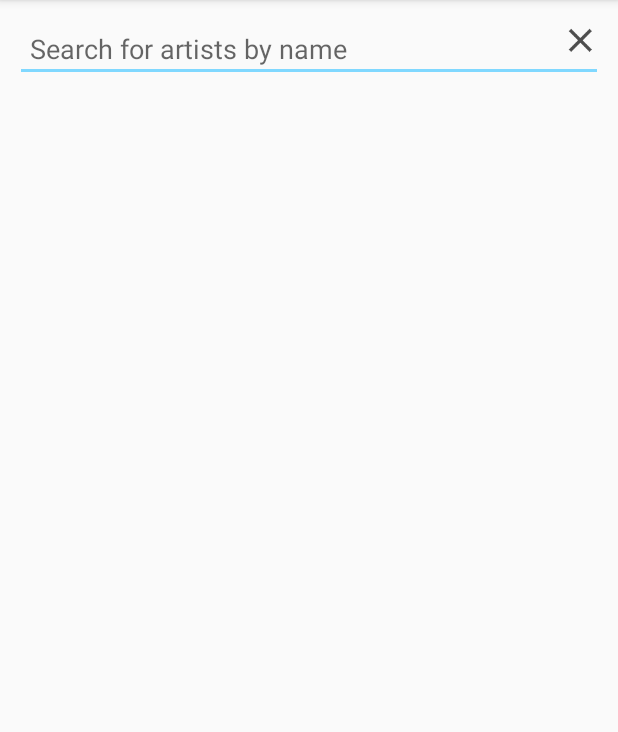
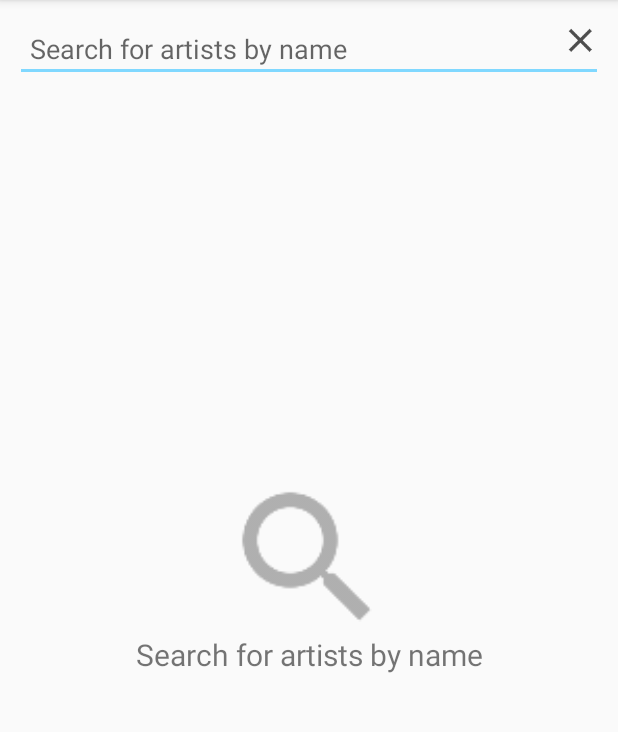
Before and after one commit to chrisolsen/coursera-spotify, an Android app: the screen it shows after launch (ArtistSearchActivity), after a tap on an icon or button, on a phone screen of 412 x 824 dp, the part 84-816 px from its top. Run offline under Robolectric (Android 15) with nearby library versions, the phone set to English and light mode, and no system bars; our stand-ins replace Picasso; libraries missing offline, so code that uses them is left out: kaaes.spotify.webapi; 2 statements that could not run were skipped.

Commit message:
show search messages

```diff
--- a/app/src/main/java/org/chrisolsen/spotify/ArtistSearchActivityFragment.java
+++ b/app/src/main/java/org/chrisolsen/spotify/ArtistSearchActivityFragment.java
@@ -1,5 +1,6 @@
 package org.chrisolsen.spotify;
 
+import android.app.Activity;
 import android.content.ContentResolver;
 import android.content.ContentValues;
 import android.content.Context;
@@ -12,7 +13,8 @@ import android.support.v4.app.Fragment;
 import android.support.v4.app.LoaderManager;
 import android.support.v4.content.CursorLoader;
 import android.support.v4.content.Loader;
-import android.util.Log;
+import android.text.Editable;
+import android.text.TextWatcher;
 import android.view.KeyEvent;
 import android.view.LayoutInflater;
 import android.view.Menu;
@@ -41,13 +43,9 @@ import kaaes.spotify.webapi.android.models.Image;
  */
 public class ArtistSearchActivityFragment extends Fragment implements LoaderManager.LoaderCallbacks<Cursor> {
 
-    Menu _menu;
-    String mSearchFilter;
-    ArtistsCursorAdapter mCursorAdapter;
+    private String mSearchFilter;
+    private ArtistsCursorAdapter mCursorAdapter;
     private SpotifyService mSpotifyApi;
-
-    public ArtistSearchActivityFragment() {
-    }
 
     @Override
     public View onCreateView(LayoutInflater inflater, ViewGroup container,
@@ -114,6 +112,25 @@ public class ArtistSearchActivityFragment extends Fragment implements LoaderMana
         final EditText filter = (EditText) parent.findViewById(R.id.artists_search_filter);
         final ImageButton cancel = (ImageButton) parent.findViewById(R.id.artist_search_cancel);
         final Context context = getActivity();
+
+        final View instructions = parent.findViewById(R.id.artists_search_instructions);
+
+        filter.addTextChangedListener(new TextWatcher() {
+            @Override
+            public void beforeTextChanged(CharSequence s, int start, int count, int after) { }
+
+            @Override
+            public void onTextChanged(CharSequence s, int start, int before, int count) {
+                boolean isBlankFilter = filter.getText().toString().length() == 0;
+
+                if (isBlankFilter) {
+                    instructions.setVisibility(View.VISIBLE);
+                }
+            }
+
+            @Override
+            public void afterTextChanged(Editable s) { }
+        });
 
         filter.setOnEditorActionListener(new EditText.OnEditorActionListener() {
             @Override
@@ -223,6 +240,19 @@ public class ArtistSearchActivityFragment extends Fragment implements LoaderMana
             ContentResolver cr = getActivity().getContentResolver();
             cr.bulkInsert(uri, searchResults);
             cr.notifyChange(ArtistsContract.ArtistEntry.CONTENT_URI, null);
+
+            // show/hide controls
+            Activity a = getActivity();
+            View noResults = a.findViewById(android.R.id.empty);
+            View instructions = a.findViewById(R.id.artists_search_instructions);
+            View listView = a.findViewById(android.R.id.list);
+
+            boolean hasResults = searchResults.length > 0;
+            boolean hasFilter = mSearchFilter.length() > 0;
+
+            instructions.setVisibility(View.GONE);
+            noResults.setVisibility(!hasResults && hasFilter ? View.VISIBLE : View.GONE);
+            listView.setVisibility(hasResults ? View.VISIBLE : View.GONE);
         }
     }
 }
--- a/app/src/main/res/layout/artist_search_fragment.xml
+++ b/app/src/main/res/layout/artist_search_fragment.xml
@@ -34,10 +34,9 @@
     </FrameLayout>
 
     <LinearLayout
-        android:visibility="gone"
+        android:id="@+id/artists_search_instructions"
         android:layout_width="match_parent"
         android:layout_height="match_parent"
-        android:id="@+id/artists_search_instructions"
         android:orientation="vertical"
         android:gravity="center">
 
```
